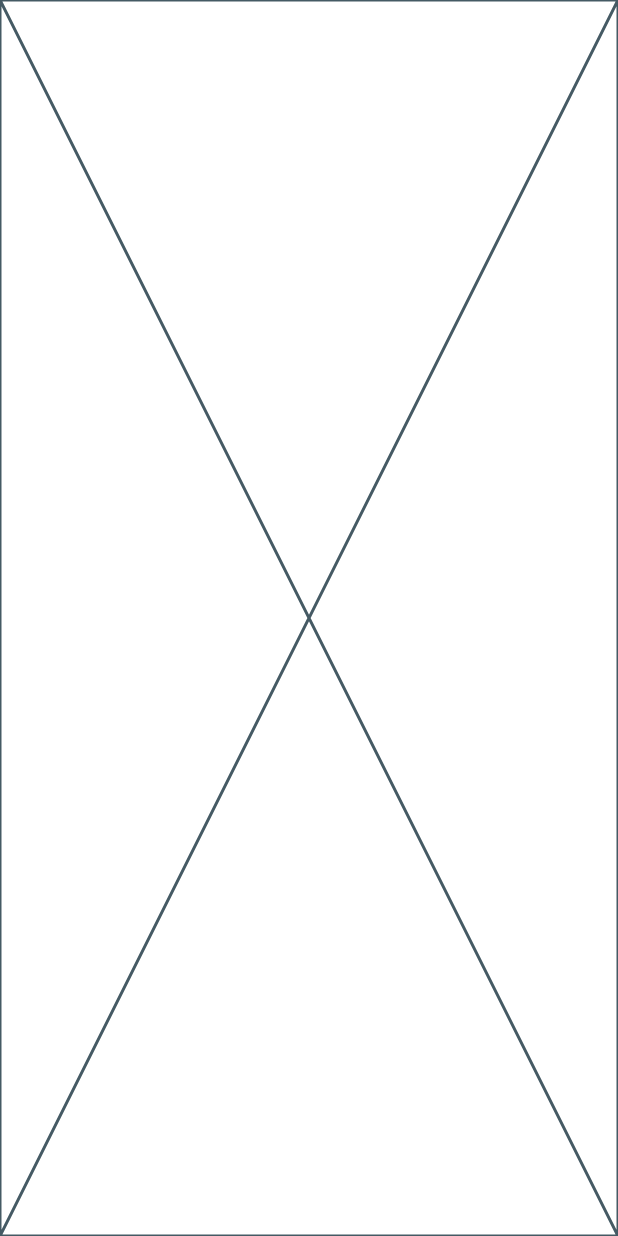
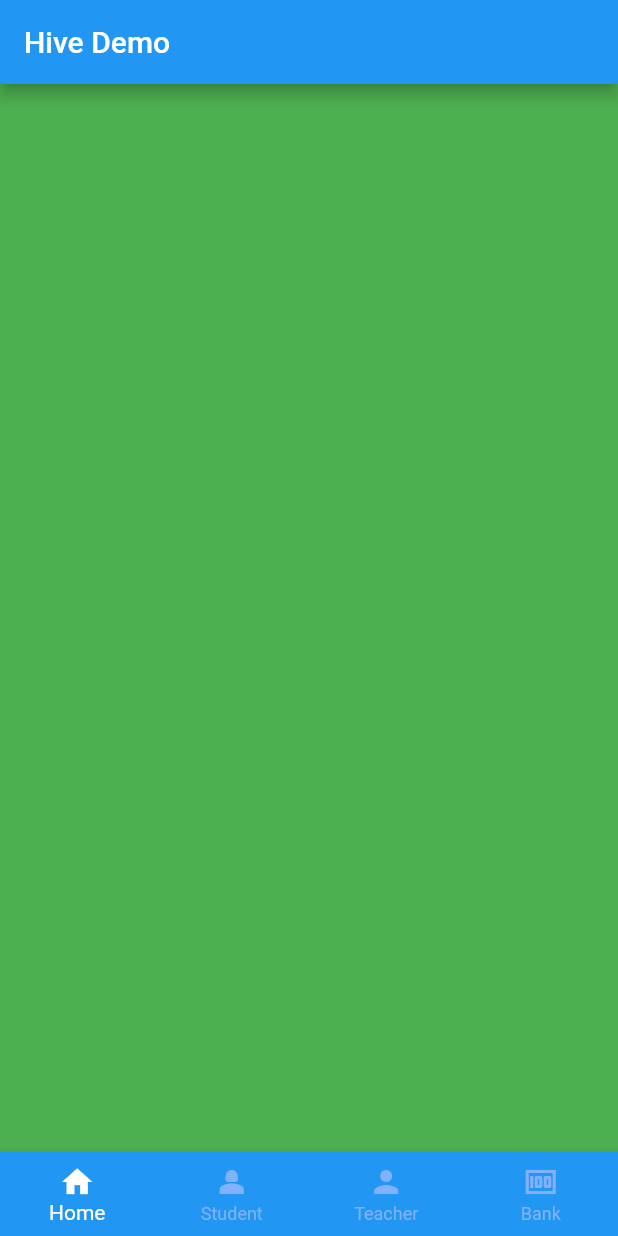
Before and after one commit to hashemidesign/hive_demo, a Flutter app: the screen it shows after launch, on a phone screen of 412 x 824 dp. Run offline on Flutter 3.47's test engine with Material 2 defaults, Android fonts, the phone set to English and light mode, and no system bars; our stand-ins replace hive_flutter; accounts and stored records are empty.

Commit message:
add bottom navigation

```diff
--- /dev/null
+++ b/lib/presentation/pages/home_page.dart
@@ -0,0 +1,17 @@
+import 'package:flutter/material.dart';
+
+class HomePage extends StatefulWidget {
+  const HomePage({Key? key}) : super(key: key);
+
+  @override
+  State<HomePage> createState() => _HomePageState();
+}
+
+class _HomePageState extends State<HomePage> {
+  @override
+  Widget build(BuildContext context) {
+    return Scaffold(
+      body: Container(color: Colors.green,),
+    );
+  }
+}
--- a/lib/presentation/screens/home/home_view.dart
+++ b/lib/presentation/screens/home/home_view.dart
@@ -1,10 +1,52 @@
 import 'package:flutter/material.dart';
+import 'package:hive_demo/presentation/pages/bank_page.dart';
+import 'package:hive_demo/presentation/pages/home_page.dart';
+import 'package:hive_demo/presentation/pages/student_page.dart';
+import 'package:hive_demo/presentation/pages/teacher_page.dart';
 
-class HomeView extends StatelessWidget {
+class HomeView extends StatefulWidget {
   const HomeView({Key? key}) : super(key: key);
 
   @override
+  State<HomeView> createState() => _HomeViewState();
+}
+
+class _HomeViewState extends State<HomeView> {
+  int index = 0;
+  final pages = [
+    const HomePage(),
+    const StudentPage(),
+    const TeacherPage(),
+    const BankPage(),
+  ];
+
+  @override
   Widget build(BuildContext context) {
-    return const Placeholder();
+    return Scaffold(
+      appBar: AppBar(
+        title: const Text("Hive Demo"),
+      ),
+      bottomNavigationBar: BottomNavigationBar(
+        backgroundColor: Colors.blue,
+        selectedItemColor: Colors.white,
+        unselectedItemColor: Colors.blueAccent[100],
+        showSelectedLabels: true,
+        showUnselectedLabels: true,
+        type: BottomNavigationBarType.fixed,
+        currentIndex: index,
+        onTap: (int value) {
+          setState(() {
+            index = value;
+          });
+        },
+        items: const [
+          BottomNavigationBarItem(icon: Icon(Icons.home), label: 'Home',),
+          BottomNavigationBarItem(icon: Icon(Icons.person_2), label: 'Student',),
+          BottomNavigationBarItem(icon: Icon(Icons.person), label: 'Teacher',),
+          BottomNavigationBarItem(icon: Icon(Icons.money), label: 'Bank',),
+        ],
+      ),
+      body: pages[index],
+    );
   }
 }
```
Also changed, not shown: lib/presentation/pages/bank_page.dart (added, +17 -0 lines), lib/presentation/pages/student_page.dart (added, +17 -0 lines), lib/presentation/pages/teacher_page.dart (added, +17 -0 lines).
